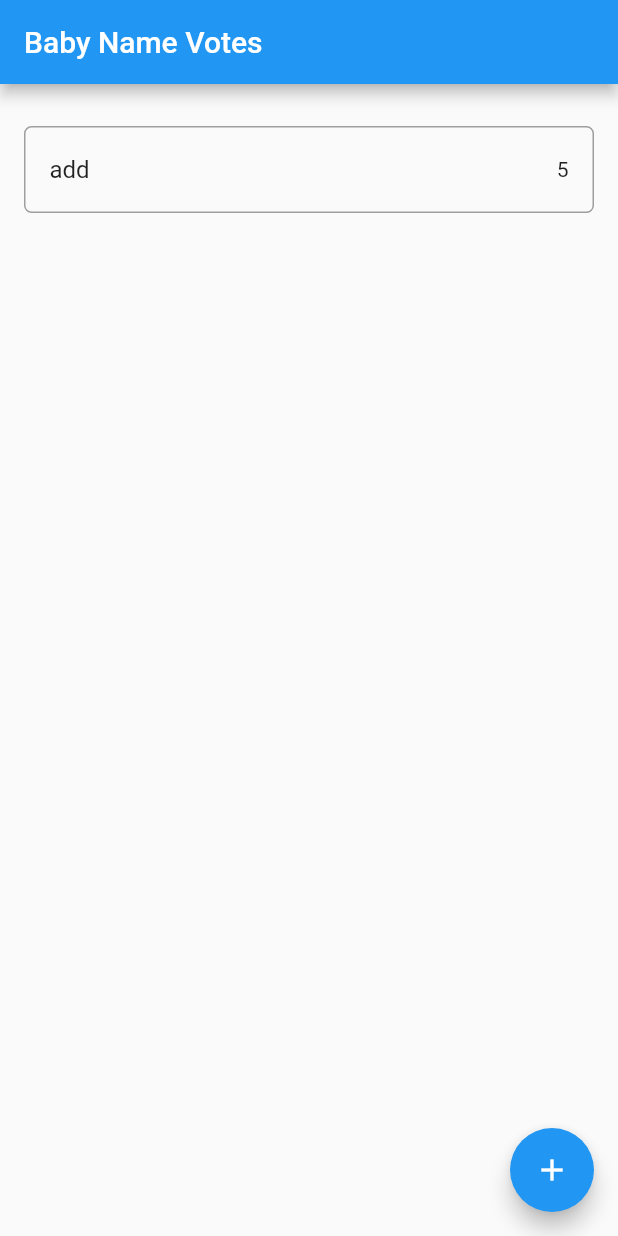
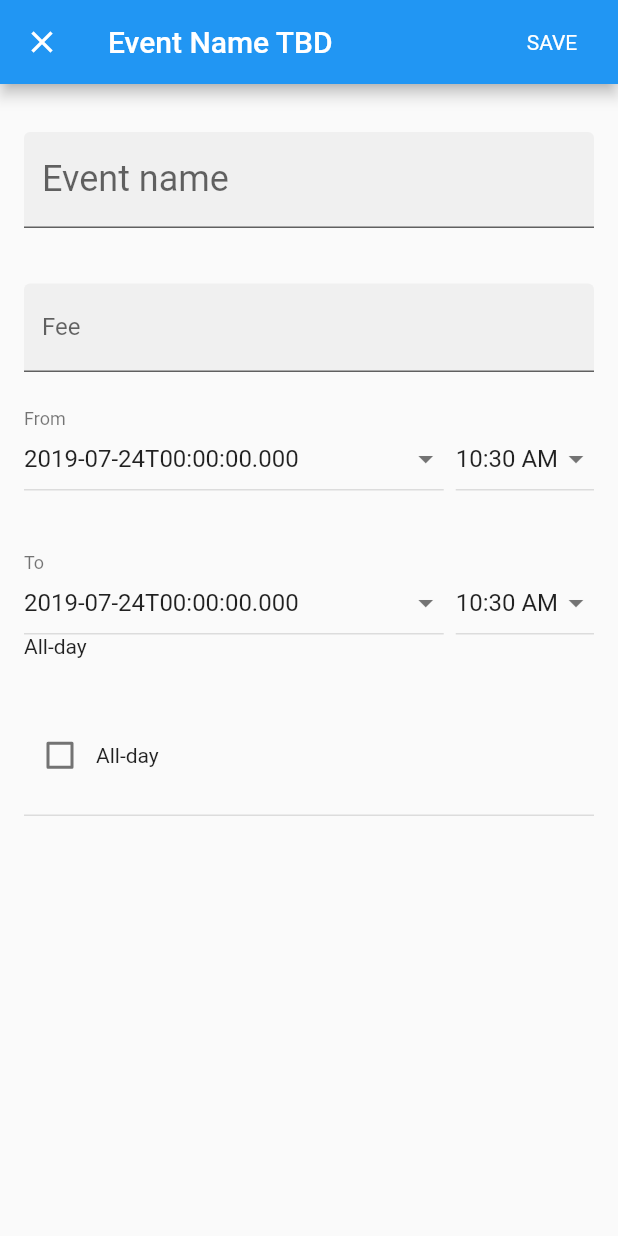
Before and after one commit to hyjfine/fanfee, a Flutter app: the screen it shows after launch, after a tap on the "add" icon, on a phone screen of 412 x 824 dp. Run offline on Flutter 3.47's test engine with Material 2 defaults, Android fonts, the phone set to English and light mode, and no system bars; our stand-ins replace cloud_firestore; missing offline and left inert: fish_redux; accounts and stored records are empty.

Commit message:
add fee fullscreen dialog

```diff
--- a/lib/main.dart
+++ b/lib/main.dart
@@ -1,8 +1,9 @@
+import 'package:cloud_firestore/cloud_firestore.dart';
 import 'package:fish_redux/fish_redux.dart';
 import 'package:flutter/material.dart' hide Action;
-import 'package:cloud_firestore/cloud_firestore.dart';
 
 import 'todo_edit_page/page.dart';
+import 'todo_list_page/full_screen_dialog_demo.dart';
 import 'todo_list_page/page.dart';
 
 void main() => runApp(MyApp1());
@@ -36,14 +37,16 @@ class _MyHomePageState1 extends State<MyHomePage1> {
   @override
   Widget build(BuildContext context) {
     return Scaffold(
-      appBar: AppBar(title: Text('Baby Name Votes')),
+      appBar: AppBar(title: Text('Wuuk fan&fee')),
       body: _buildBody(context),
       floatingActionButton: FloatingActionButton(
         onPressed: () => {
-          Firestore.instance
-              .collection('baby')
-              .document('test')
-              .setData({'name': 'add', "votes": 5})
+          Navigator.push(
+              context,
+              MaterialPageRoute<DismissDialogAction>(
+                builder: (BuildContext context) => FullScreenDialogDemo(),
+                fullscreenDialog: true,
+              )),
         },
         tooltip: 'Increment',
         child: Icon(Icons.add),
@@ -56,7 +59,7 @@ class _MyHomePageState1 extends State<MyHomePage1> {
 
 //    return _buildList(context, dummySnapshot);
     return StreamBuilder<QuerySnapshot>(
-      stream: Firestore.instance.collection('baby').snapshots(),
+      stream: Firestore.instance.collection('heFee').snapshots(),
       builder: (context, snapshot) {
         if (!snapshot.hasData) return LinearProgressIndicator();
         return _buildList(context, snapshot.data.documents);
@@ -72,7 +75,7 @@ class _MyHomePageState1 extends State<MyHomePage1> {
   }
 
   Widget _buildListItem(BuildContext context, DocumentSnapshot data) {
-    final record = Record.fromSnapshot(data);
+    final record = RecordFee.fromSnapshot(data);
 
     return Padding(
       key: ValueKey(record.name),
@@ -83,9 +86,9 @@ class _MyHomePageState1 extends State<MyHomePage1> {
           borderRadius: BorderRadius.circular(5.0),
         ),
         child: ListTile(
-          title: Text(record.name),
-          trailing: Text(record.votes.toString()),
-          onTap: () => record.reference.updateData({'votes': record.votes + 1}),
+          title: Text(record.reference.documentID + "@" + record.name),
+          trailing: Text(record.fee.toString()),
+          onTap: () => record.reference.updateData({'votes': record.fee + 1}),
         ),
       ),
     );
@@ -108,6 +111,24 @@ class Record {
 
   @override
   String toString() => "Record<$name:$votes>";
+}
+
+class RecordFee {
+  final String name;
+  final double fee;
+  final DocumentReference reference;
+
+  RecordFee.fromMap(Map<String, dynamic> map, {this.reference})
+      : assert(map['name'] != null),
+        assert(map['fee'] != null),
+        name = map['name'],
+        fee = map['fee'];
+
+  RecordFee.fromSnapshot(DocumentSnapshot snapshot)
+      : this.fromMap(snapshot.data, reference: snapshot.reference);
+
+  @override
+  String toString() => "Record<$name:$fee>";
 }
 
 Widget createApp() {
--- /dev/null
+++ b/lib/todo_list_page/datetime_util.dart
@@ -0,0 +1,40 @@
+class DateTimeUtil {
+  static num dateTime2Number(String time) =>
+      DateTime.tryParse(time)?.millisecondsSinceEpoch ?? 0;
+
+  /// yyyy-MM-dd HH:mm
+  static String dateTimeNormal(String time) {
+    if (isNullOrBlank(time))
+      return '';
+    else if (time.length < 16)
+      return time;
+    else
+      return time.replaceAll('T', ' ').substring(0, 16);
+  }
+
+  /// yyyy-MM-dd HH:mm:ss
+  static String dateTimeLong(String time) {
+    if (isNullOrBlank(time))
+      return '';
+    else if (time.length < 19) return time;
+    return time.replaceAll('T', ' ').substring(0, 19);
+  }
+
+  static String simple() => DateTimeUtil.dateTimeSimple(DateTimeUtil.dateTimeNowIso());
+
+  static String dateTimeSimple(String time) {
+    if (isNullOrBlank(time))
+      return '';
+    else if (time.indexOf('T') < 0)
+      return time;
+    else
+      return time.substring(0, time.indexOf('T'));
+  }
+
+  static bool isNullOrBlank(String content) =>
+      content == null || content.isEmpty;
+
+  static String dateTimeNowIso() => DateTime.now().toIso8601String();
+
+  static int dateTimeNowMilli() => DateTime.now().millisecondsSinceEpoch;
+}
--- /dev/null
+++ b/lib/todo_list_page/full_screen_dialog_demo.dart
@@ -0,0 +1,280 @@
+// Copyright 2016 The Chromium Authors. All rights reserved.
+// Use of this source code is governed by a BSD-style license that can be
+// found in the LICENSE file.
+
+import 'dart:async';
+
+import 'package:cloud_firestore/cloud_firestore.dart';
+import 'package:flutter/material.dart';
+import 'package:flutter_app_eat/todo_list_page/datetime_util.dart';
+
+// This demo is based on
+// https://material.io/design/components/dialogs.html#full-screen-dialog
+
+enum DismissDialogAction {
+  cancel,
+  discard,
+  save,
+}
+
+class DateTimeItem extends StatelessWidget {
+  DateTimeItem({Key key, DateTime dateTime, @required this.onChanged})
+      : assert(onChanged != null),
+        date = DateTime(dateTime.year, dateTime.month, dateTime.day),
+        time = TimeOfDay(hour: dateTime.hour, minute: dateTime.minute),
+        super(key: key);
+
+  final DateTime date;
+  final TimeOfDay time;
+  final ValueChanged<DateTime> onChanged;
+
+  @override
+  Widget build(BuildContext context) {
+    final ThemeData theme = Theme.of(context);
+
+    return DefaultTextStyle(
+      style: theme.textTheme.subhead,
+      child: Row(
+        children: <Widget>[
+          Expanded(
+            child: Container(
+              padding: const EdgeInsets.symmetric(vertical: 8.0),
+              decoration: BoxDecoration(
+                  border:
+                      Border(bottom: BorderSide(color: theme.dividerColor))),
+              child: InkWell(
+                onTap: () {
+                  showDatePicker(
+                    context: context,
+                    initialDate: date,
+                    firstDate: date.subtract(const Duration(days: 30)),
+                    lastDate: date.add(const Duration(days: 30)),
+                  ).then<void>((DateTime value) {
+                    if (value != null)
+                      onChanged(DateTime(value.year, value.month, value.day,
+                          time.hour, time.minute));
+                  });
+                },
+                child: Row(
+                  mainAxisAlignment: MainAxisAlignment.spaceBetween,
+                  children: <Widget>[
+                    Text(date.toIso8601String()),
+                    const Icon(Icons.arrow_drop_down, color: Colors.black54),
+                  ],
+                ),
+              ),
+            ),
+          ),
+          Container(
+            margin: const EdgeInsets.only(left: 8.0),
+            padding: const EdgeInsets.symmetric(vertical: 8.0),
+            decoration: BoxDecoration(
+                border: Border(bottom: BorderSide(color: theme.dividerColor))),
+            child: InkWell(
+              onTap: () {
+                showTimePicker(
+                  context: context,
+                  initialTime: time,
+                ).then<void>((TimeOfDay value) {
+                  if (value != null)
+                    onChanged(DateTime(date.year, date.month, date.day,
+                        value.hour, value.minute));
+                });
+              },
+              child: Row(
+                children: <Widget>[
+                  Text('${time.format(context)}'),
+                  const Icon(Icons.arrow_drop_down, color: Colors.black54),
+                ],
+              ),
+            ),
+          ),
+        ],
+      ),
+    );
+  }
+}
+
+class FullScreenDialogDemo extends StatefulWidget {
+  @override
+  FullScreenDialogDemoState createState() => FullScreenDialogDemoState();
+}
+
+class FullScreenDialogDemoState extends State<FullScreenDialogDemo> {
+  DateTime _fromDateTime = DateTime.now();
+  DateTime _toDateTime = DateTime.now();
+  bool _allDayValue = false;
+  bool _saveNeeded = false;
+  bool _hasLocation = false;
+  bool _hasName = false;
+  String _eventName;
+  String _fee;
+
+  Future<bool> _onWillPop() async {
+    _saveNeeded = _hasLocation || _hasName || _saveNeeded;
+    if (!_saveNeeded) return true;
+
+    final ThemeData theme = Theme.of(context);
+    final TextStyle dialogTextStyle =
+        theme.textTheme.subhead.copyWith(color: theme.textTheme.caption.color);
+
+    return await showDialog<bool>(
+          context: context,
+          builder: (BuildContext context) {
+            return AlertDialog(
+              content: Text(
+                'Discard new event?',
+                style: dialogTextStyle,
+              ),
+              actions: <Widget>[
+                FlatButton(
+                  child: const Text('CANCEL'),
+                  onPressed: () {
+                    Navigator.of(context).pop(
+                        false); // Pops the confirmation dialog but not the page.
+                  },
+                ),
+                FlatButton(
+                  child: const Text('DISCARD'),
+                  onPressed: () {
+                    Navigator.of(context).pop(
+                        true); // Returning true to _onWillPop will pop again.
+                  },
+                ),
+              ],
+            );
+          },
+        ) ??
+        false;
+  }
+
+  @override
+  Widget build(BuildContext context) {
+    final ThemeData theme = Theme.of(context);
+
+    return Scaffold(
+      appBar: AppBar(
+        title: Text(_hasName ? _eventName : 'Event Name TBD'),
+        actions: <Widget>[
+          FlatButton(
+            child: Text('SAVE',
+                style: theme.textTheme.body1.copyWith(color: Colors.white)),
+            onPressed: () {
+              print("------onsave $_fromDateTime $_eventName || $_fee");
+              Firestore.instance
+                  .collection('heFee')
+                  .document(DateTimeUtil.dateTimeNormal(
+                      _fromDateTime.toIso8601String()))
+                  .setData({'name': _eventName, "fee": double.parse(_fee)});
+              Navigator.pop(context, DismissDialogAction.save);
+            },
+          ),
+        ],
+      ),
+      body: Form(
+        onWillPop: _onWillPop,
+        child: Scrollbar(
+          child: ListView(
+            padding: const EdgeInsets.all(16.0),
+            children: <Widget>[
+              Container(
+                padding: const EdgeInsets.symmetric(vertical: 8.0),
+                alignment: Alignment.bottomLeft,
+                child: TextField(
+                  decoration: const InputDecoration(
+                    labelText: 'Event name',
+                    filled: true,
+                  ),
+                  style: theme.textTheme.headline,
+                  onChanged: (String value) {
+                    setState(() {
+                      _hasName = value.isNotEmpty;
+                      if (_hasName) {
+                        _eventName = value;
+                      }
+                    });
+                  },
+                ),
+              ),
+              Container(
+                padding: const EdgeInsets.symmetric(vertical: 8.0),
+                alignment: Alignment.bottomLeft,
+                child: TextField(
+                  decoration: const InputDecoration(
+                    labelText: 'Fee',
+                    hintText: 'input fan fee',
+                    filled: true,
+                  ),
+                  onChanged: (String value) {
+                    setState(() {
+                      _hasLocation = value.isNotEmpty;
+                      if (_hasLocation) {
+                        _fee = value;
+                      }
+                    });
+                  },
+                ),
+              ),
+              Column(
+                crossAxisAlignment: CrossAxisAlignment.start,
+                children: <Widget>[
+                  Text('From', style: theme.textTheme.caption),
+                  DateTimeItem(
+                    dateTime: _fromDateTime,
+                    onChanged: (DateTime value) {
+                      setState(() {
+                        _fromDateTime = value;
+                        _saveNeeded = true;
+                      });
+                    },
+                  ),
+                ],
+              ),
+              Column(
+                crossAxisAlignment: CrossAxisAlignment.start,
+                children: <Widget>[
+                  Text('To', style: theme.textTheme.caption),
+                  DateTimeItem(
+                    dateTime: _toDateTime,
+                    onChanged: (DateTime value) {
+                      setState(() {
+                        _toDateTime = value;
+                        _saveNeeded = true;
+                      });
+                    },
+                  ),
+                  const Text('All-day'),
+                ],
+              ),
+              Container(
+                decoration: BoxDecoration(
+                    border:
+                        Border(bottom: BorderSide(color: theme.dividerColor))),
+                child: Row(
+                  children: <Widget>[
+                    Checkbox(
+                      value: _allDayValue,
+                      onChanged: (bool value) {
+                        setState(() {
+                          _allDayValue = value;
+                          _saveNeeded = true;
+                        });
+                      },
+                    ),
+                    const Text('All-day'),
+                  ],
+                ),
+              ),
+            ].map<Widget>((Widget child) {
+              return Container(
+                padding: const EdgeInsets.symmetric(vertical: 8.0),
+                height: 96.0,
+                child: child,
+              );
+            }).toList(),
+          ),
+        ),
+      ),
+    );
+  }
+}
```
Also changed, not shown: lib/constants/style.dart (added, +73 -0 lines).
